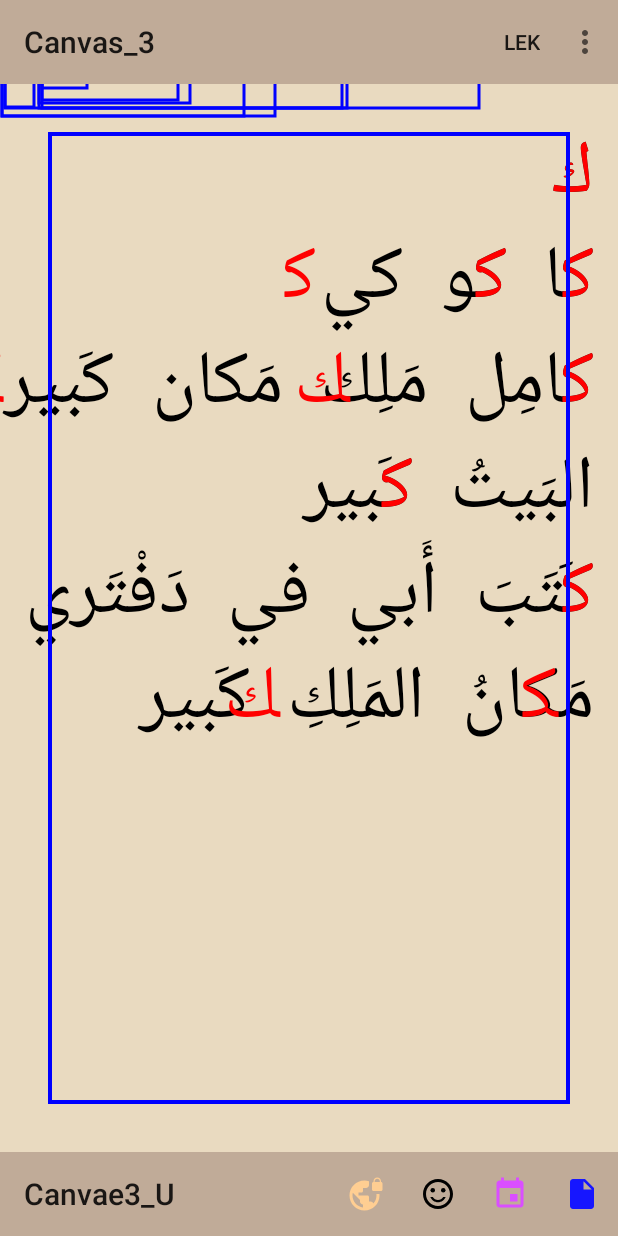
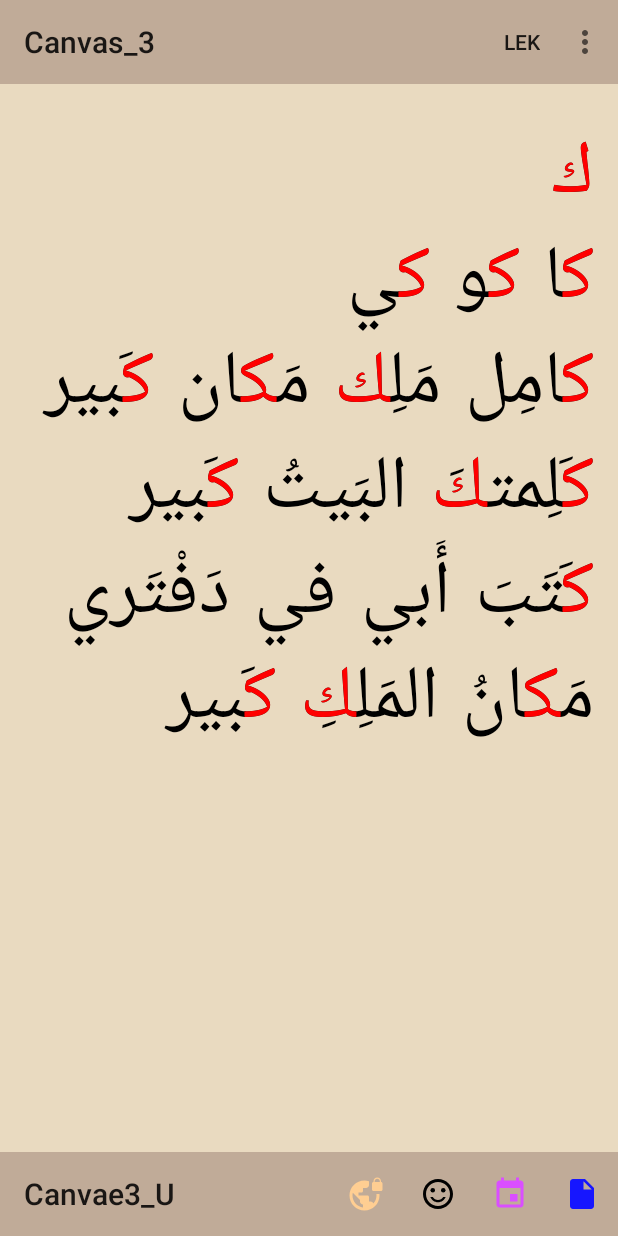
Before and after one commit to iboalali/canvas-3, an Android app: the screen it shows after launch (MainActivity), on a phone screen of 412 x 824 dp. Run offline under Robolectric (Android 15) with nearby library versions, the light colour scheme and no system bars.

Commit message:
fixed coloring
More structure

```diff
--- /dev/null
+++ b/app/src/main/java/de/ichexample/canvas_3/Line.java
@@ -0,0 +1,24 @@
+package de.ichexample.canvas_3;
+
+import androidx.annotation.NonNull;
+
+/**
+ * Created by iboalali on 11-Aug-20.
+ */
+class Line {
+    @NonNull
+    private Word[] words;
+
+    public Line(@NonNull String[] words, char c) {
+        this.words = new Word[words.length];
+
+        for (int i = 0; i < words.length; i++) {
+            this.words[i] = new Word(words[i], c);
+        }
+    }
+
+    @NonNull
+    public Word[] getWords() {
+        return words;
+    }
+}
--- a/app/src/main/java/de/ichexample/canvas_3/MyCanvasView2.java
+++ b/app/src/main/java/de/ichexample/canvas_3/MyCanvasView2.java
@@ -8,6 +8,7 @@ import android.graphics.Rect;
 import android.text.Layout;
 import android.text.TextPaint;
 import android.util.AttributeSet;
+import android.util.Log;
 import android.view.View;
 
 import androidx.annotation.ColorInt;
@@ -24,15 +25,18 @@ import java.util.Locale;
  */
 class MyCanvasView2 extends View {
 
+    private static final String TAG = "CanvasDraw";
     private Rect mTextBound = new Rect();
     private Rect mCanvasRect = new Rect();
-    private Paint mTextPaint;
-    private Paint mSelectedPaint;
+    private TextPaint mBigTextPaint;
     private Paint mRectPaint;
-    private TextPaint mTextPaint2;
-    private TextPaint mSelectedPaint2;
+    private TextPaint mTextPaint;
+    private TextPaint mSelectedPaint;
     private int mMargin;
     private int mLinePadding;
+    private int mSpaceBetweenWords;
+    private char mSelectedChar = 'ك';
+    String[] mDiacritics;
     @ColorInt
     private int mBackgroundColor;
     int[][] mIndices;
@@ -56,6 +60,30 @@ class MyCanvasView2 extends View {
             "مَكانُ  المَلِكِ  كَبير"
     };
 
+    String[][] multiLine = new String[][]{
+            {"ك"},
+            {"كا", "كو", "كي"},
+            {"كامِل", "مَلِك", "مَكان", "كَبير"},
+            {"كَلِمتكَ", "البَيتُ", "كَبير"},
+            {"كَتَبَ", "أَبي", "في", "دَفْتَري"},
+            {"مَكانُ", "المَلِكِ", "كَبير"}
+    };
+
+    Line[] lines = new Line[]{
+            new Line(multiLine[0], mSelectedChar),
+            new Line(multiLine[1], mSelectedChar),
+            new Line(multiLine[2], mSelectedChar),
+            new Line(multiLine[3], mSelectedChar),
+            new Line(multiLine[4], mSelectedChar),
+            new Line(multiLine[5], mSelectedChar),
+    };
+
+    Line[] oneLine = new Line[]{
+            new Line(new String[]{"المَلِكِ"}, mSelectedChar),
+            new Line(new String[]{"دَفْتَري"}, mSelectedChar),
+            new Line(new String[]{"كَلِمتكَ"}, mSelectedChar)
+    };
+
     public MyCanvasView2(Context context) {
         super(context);
         init();
@@ -77,47 +105,32 @@ class MyCanvasView2 extends View {
     }
 
     private void init() {
-        mTextPaint = new Paint(Paint.LINEAR_TEXT_FLAG | Paint.ANTI_ALIAS_FLAG);
+        Locale arabicLocale = new Locale("ar", "", "");
+
+        mBigTextPaint = new TextPaint(Paint.LINEAR_TEXT_FLAG | Paint.ANTI_ALIAS_FLAG);
+        mBigTextPaint.setTextAlign(Paint.Align.RIGHT);
+        mBigTextPaint.setTextSize(getResources().getDimension(R.dimen.bigTextSize));
+        mBigTextPaint.setColor(Color.BLACK);
+        mBigTextPaint.setTextLocale(arabicLocale);
+
+        mTextPaint = new TextPaint(Paint.LINEAR_TEXT_FLAG | Paint.ANTI_ALIAS_FLAG);
         mTextPaint.setTextAlign(Paint.Align.RIGHT);
         mTextPaint.setTextSize(getResources().getDimension(R.dimen.textSize));
         mTextPaint.setColor(Color.BLACK);
-        mTextPaint.setTextLocale(new Locale("ar", "JO", ""));
+        mTextPaint.setTextLocale(arabicLocale);
 
-        mTextPaint2 = new TextPaint(Paint.LINEAR_TEXT_FLAG | Paint.ANTI_ALIAS_FLAG);
-        mTextPaint2.setTextAlign(Paint.Align.RIGHT);
-        mTextPaint2.setTextSize(getResources().getDimension(R.dimen.textSize));
-        mTextPaint2.setColor(Color.BLACK);
-        mTextPaint2.setTextLocale(new Locale("ar", "JO", ""));
-
-        mSelectedPaint = new Paint(Paint.LINEAR_TEXT_FLAG | Paint.ANTI_ALIAS_FLAG);
-        mSelectedPaint.setTextAlign(Paint.Align.RIGHT);
-        mSelectedPaint.setTextSize(getResources().getDimension(R.dimen.textSize));
+        mSelectedPaint = new TextPaint(mTextPaint);
         mSelectedPaint.setColor(Color.RED);
-        mSelectedPaint.setTextLocale(new Locale("ar", "JO", ""));
-
-        mSelectedPaint2 = new TextPaint(Paint.LINEAR_TEXT_FLAG | Paint.ANTI_ALIAS_FLAG);
-        mSelectedPaint2.setTextAlign(Paint.Align.RIGHT);
-        mSelectedPaint2.setTextSize(getResources().getDimension(R.dimen.textSize));
-        mSelectedPaint2.setColor(Color.RED);
-        mSelectedPaint2.setTextLocale(new Locale("ar", "JO", ""));
 
         mRectPaint = new Paint();
         mRectPaint.setStyle(Paint.Style.STROKE);
         mRectPaint.setColor(Color.BLUE);
         mRectPaint.setStrokeWidth(3);
 
-        mIndices = new int[][]{
-                getIndicesForCharInLine(mLines_2[0], 'ك'),
-                getIndicesForCharInLine(mLines_2[1], 'ك'),
-                getIndicesForCharInLine(mLines_2[2], 'ك'),
-                getIndicesForCharInLine(mLines_2[3], 'ك'),
-                getIndicesForCharInLine(mLines_2[4], 'ك'),
-                getIndicesForCharInLine(mLines_2[5], 'ك')
-        };
-
         mBackgroundColor = ResourcesCompat.getColor(getResources(), R.color.mycolor, null);
         mLinePadding = getResources().getDimensionPixelOffset(R.dimen.line_padding);
-        mMargin = getResources().getDimensionPixelOffset(R.dimen.default_margin);
+        mMargin = mSpaceBetweenWords = getResources().getDimensionPixelOffset(R.dimen.default_margin);
+        mDiacritics = getResources().getStringArray(R.array.diacritics);
     }
 
     @Override
@@ -134,53 +147,56 @@ class MyCanvasView2 extends View {
         mCanvasRect.right = getWidth() - 50;
         mCanvasRect.bottom = getHeight() - 50;
 
-        for (int i = 0; i < mLines_2.length; i++) {
+        for (Line line : lines) {
             float posX = getWidth() - mMargin;
-            String line = mLines_2[i];
 
-            //String lineWithoutArabicDiacritics = removeArabicDiacriticsFromString(line);
+            Log.d(TAG, "Start at posx: " + posX);
 
-            // This method gets you the boundaries of the given text.
-            // This is not needed if we draw the whole line at once.
-            //mTextPaint.getTextBounds(line, 0, line.length(), textBound);
+            for (Word word : line.getWords()) {
+                String wordString = word.getWord();
+                int wordLength = wordString.length();
+                Log.d(TAG, "Draw word: \"" + wordString + "\" with length " + wordLength);
+                canvas.drawTextRun(wordString, 0, wordLength, 0, wordLength, posX, posY, true, mTextPaint);
 
-            // skip drawing the arabic text in red, if there are no diacritics in this line, to
-            // improve performance.
-            //if (!lineWithoutArabicDiacritics.equals(line)) {
-            //    canvas.drawTextRun(line, 0, line.length(), 0, line.length(), posX, posY, true, mSelectedPaint);
-            //}
+                for (int index : word.highlightIndices) {
+                    float advance = mTextPaint.getRunAdvance(
+                            wordString,
+                            0,
+                            index,
+                            0,
+                            wordLength,
+                            true,
+                            index
+                    );
+                    float selectedPosX = posX - advance;
+                    Log.d(TAG, "Width until the selected letter " + advance + "px");
+                    canvas.drawTextRun(wordString, index, index + 1, 0, wordLength, selectedPosX, posY, true, mSelectedPaint);
+                }
 
-            canvas.drawTextRun(line, 0, line.length(), 0, line.length(), posX, posY, true, mTextPaint2);
+                // draw lines between letters
+                //for (int i = 0; i < wordLength; i++) {
+                //    char character = wordString.charAt(i);
+                //    if (isCharArabicDiacritics(character)) {
+                //        continue;
+                //    }
+                //    float advance = mTextPaint.getRunAdvance(
+                //            wordString,
+                //            0,
+                //            i,
+                //            0,
+                //            wordLength,
+                //            true,
+                //            i
+                //    );
+                //    float selectedPosX = posX - advance;
+                //    Log.d(TAG, "Letter " + character + " with width until the letter " + advance + "px");
+                //    canvas.drawLine(selectedPosX, posY - 100, selectedPosX, posY + 10, mRectPaint);
+                //}
 
-            for (int j = 0; j < mIndices[i].length; j++) {
-                int start = mIndices[i][j];
-                //int end = (start + 1 >= line.length())? start + 1 : start + 2;
-                int end = start + 1;
-                int contextStart = Math.max(start - 1, 0);
-                int contextEnd = end;
-                //int offset = (start == 0)? 0 : end;
-                int offset = start;
-
-                mSelectedPaint.getTextBounds(line, 0, start, mTextBound);
-                int width = mTextBound.width();
-                float desiredWidth = Layout.getDesiredWidth(line, 0, start, mSelectedPaint2);
-
-                float calculatedOffset = mSelectedPaint.getRunAdvance(
-                        line,
-                        start,
-                        end,
-                        contextStart,
-                        contextEnd,
-                        true,
-                        offset
-                );
-
-                posX -= desiredWidth;
-
-                canvas.drawTextRun(line, start, start + 1, 0, line.length(), posX, posY, true, mSelectedPaint2);
-
-                canvas.drawRect(mCanvasRect, mRectPaint);
-                canvas.drawRect(mTextBound, mRectPaint);
+                float desiredWidth = Layout.getDesiredWidth(wordString, 0, wordLength, mTextPaint);
+                Log.d(TAG, "Word width is: " + desiredWidth + "px");
+                posX -= (desiredWidth + mSpaceBetweenWords);
+                Log.d(TAG, "New posx after Word width and space: " + posX);
             }
 
             posY += mLinePadding;
@@ -195,6 +211,16 @@ class MyCanvasView2 extends View {
         }
 
         return line;
+    }
+
+    private boolean isCharArabicDiacritics(char c) {
+        for (String diacritic : mDiacritics) {
+            if (diacritic.charAt(0) == c) {
+                return true;
+            }
+        }
+
+        return false;
     }
 
     private int[] getIndicesForCharInLine(@NonNull String line, char c) {
--- /dev/null
+++ b/app/src/main/java/de/ichexample/canvas_3/Word.java
@@ -0,0 +1,42 @@
+package de.ichexample.canvas_3;
+
+import androidx.annotation.NonNull;
+
+import java.util.ArrayList;
+import java.util.List;
+
+/**
+ * Created by iboalali on 11-Aug-20.
+ */
+class Word {
+
+    @NonNull
+    private String word;
+    int[] highlightIndices;
+
+    public Word(@NonNull String word, char c) {
+        this.word = word;
+        highlightIndices = getHighlightIndices(word, c);
+    }
+
+    @NonNull
+    public String getWord() {
+        return word;
+    }
+
+    private static int[] getHighlightIndices(@NonNull String word, char c) {
+        List<Integer> list = new ArrayList<>();
+
+        int i = -1;
+        while ((i = word.indexOf(c, i + 1)) != -1) {
+            list.add(i);
+        }
+
+        int[] result = new int[list.size()];
+        for (i = 0; i < list.size(); i++) {
+            result[i] = list.get(i);
+        }
+
+        return result;
+    }
+}
--- a/app/src/main/res/values/dimens.xml
+++ b/app/src/main/res/values/dimens.xml
@@ -1,6 +1,7 @@
 <?xml version="1.0" encoding="utf-8"?>
 <resources>
     <dimen name="textSize">50sp</dimen>
+    <dimen name="bigTextSize">150sp</dimen>
     <dimen name="default_margin">16dp</dimen>
     <dimen name="line_padding">70dp</dimen>
 </resources>
```
